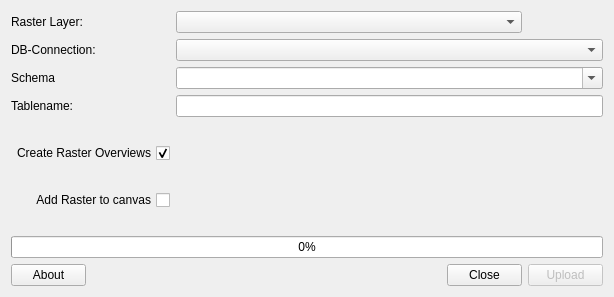
Above: pgraster_import_dialog_base.ui from hdus/pg_raster_upload before the change. Below: the same form after it.
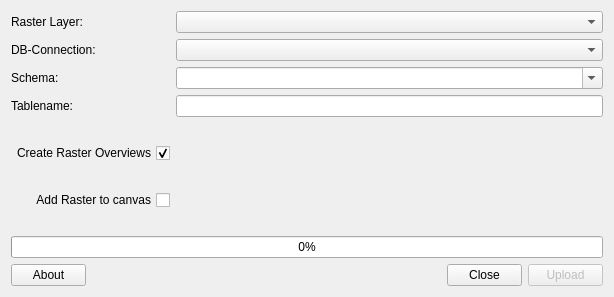
That is the form after the change. Custom widgets are drawn as their Qt base class.

What changed in the file:
```diff
--- a/pgraster_import_dialog_base.ui
+++ b/pgraster_import_dialog_base.ui
@@ -21,9 +21,6 @@
      </property>
     </widget>
    </item>
-   <item row="0" column="1" colspan="2">
-    <widget class="QgsMapLayerComboBox" name="cmb_map_layer"/>
-   </item>
    <item row="1" column="1" colspan="3">
     <widget class="QComboBox" name="cmb_db_connections"/>
    </item>
@@ -58,7 +55,7 @@
    <item row="3" column="0">
     <widget class="QLabel" name="label_3">
      <property name="text">
-      <string>Schema</string>
+      <string>Schema:</string>
      </property>
     </widget>
    </item>
@@ -154,6 +151,9 @@
      </property>
     </widget>
    </item>
+   <item row="0" column="1" colspan="3">
+    <widget class="QgsMapLayerComboBox" name="cmb_map_layer"/>
+   </item>
   </layout>
  </widget>
  <customwidgets>
```
